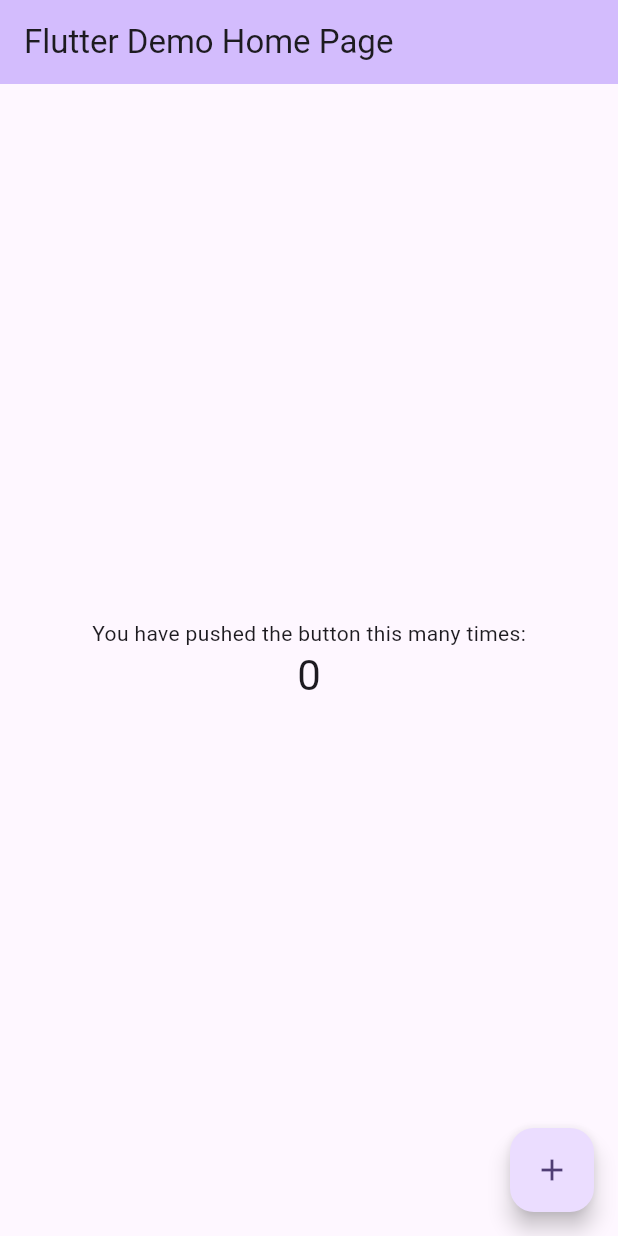
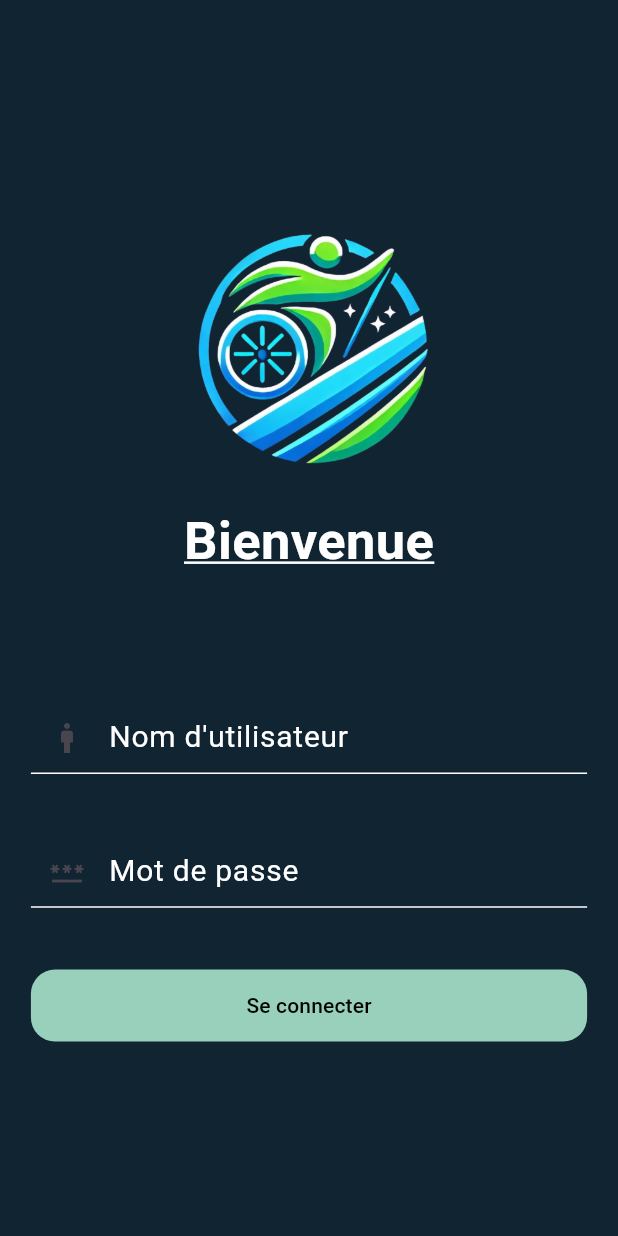
Before and after one commit to Team-SAE5A01/MOBILE_ClientPMR, a Flutter app: the screen it shows after launch, on a phone screen of 412 x 824 dp. Run offline on Flutter 3.47's test engine with Material 3 defaults, Android fonts, the phone set to English and light mode, and no system bars.

Commit message:
Page PMR login
FAIT :
- Développement de la page login sous forme de fonction
- Stylisation de la page : Dart + image
A FAIRE :
- Créer un chargement pour le lancement d'application : main.dart

```diff
--- /dev/null
+++ b/lib/Login/Login_PMR.dart
@@ -0,0 +1,136 @@
+import 'package:flutter/material.dart';
+import '../Page_Test/Page_principal_test.dart';
+class LoginPMR extends StatelessWidget {
+  const LoginPMR({Key? key}) : super(key: key);
+
+  @override
+  Widget build(BuildContext context) {
+    return Scaffold(
+      resizeToAvoidBottomInset: false,
+      backgroundColor: const Color.fromRGBO(16, 36, 50, 1),
+      body: Column(
+        mainAxisAlignment: MainAxisAlignment.center,
+        crossAxisAlignment: CrossAxisAlignment.center,
+        children: [
+          // Logo
+          SizedBox(
+            width: MediaQuery.of(context).size.width * 0.5,
+            height: MediaQuery.of(context).size.width * 0.5,
+            child: Image.asset(
+              'Assets/Images/Logo/Logo_PMR.png',
+              fit: BoxFit.cover,
+            ),
+          ),
+          // Texte de bienvenue
+          const Text(
+            'Bienvenue',
+            style: TextStyle(
+              fontSize: 35,
+              color: Color.fromARGB(255, 255, 255, 255),
+              fontWeight: FontWeight.bold,
+              decoration: TextDecoration.underline,
+              decorationColor: Colors.white,
+            ),
+          ),
+          // Formulaire
+          Form(
+            child: Column(
+              children: [
+                // Champ de saisie pour le nom d'utilisateur
+                SizedBox(height: MediaQuery.of(context).size.width * 0.2),
+                Padding(
+                  padding: EdgeInsets.symmetric(
+                      horizontal: MediaQuery.of(context).size.width * 0.05),
+                  child: TextFormField(
+                    keyboardType: TextInputType.name,
+                    style: const TextStyle(
+                      color: Colors.white,
+                    ),
+                    decoration: const InputDecoration(
+                      hintText: "Nom d'utilisateur",
+                      hintStyle: TextStyle(fontSize: 20, color: Colors.white),
+                      enabledBorder: UnderlineInputBorder(
+                        borderSide: BorderSide(color: Colors.white),
+                      ),
+                      focusedBorder: UnderlineInputBorder(
+                        borderSide: BorderSide(color: Colors.white, width: 1),
+                      ),
+                      prefixIcon: Icon(Icons.man),
+                    ),
+                    onChanged: (String value) {
+                      // Action lors de la saisie
+                    },
+                    validator: (value) {
+                      return value!.isEmpty
+                          ? "Entrez votre nom d'utilisateur"
+                          : null;
+                    },
+                  ),
+                ),
+                SizedBox(height: MediaQuery.of(context).size.width * 0.1),
+
+                // Champ de saisie pour le mot de passe
+                Padding(
+                  padding: EdgeInsets.symmetric(
+                      horizontal: MediaQuery.of(context).size.width * 0.05),
+                  child: TextFormField(
+                    style: const TextStyle(
+                      color: Colors.white,
+                    ),
+                    keyboardType: TextInputType.visiblePassword,
+                    decoration: const InputDecoration(
+                      hintText: "Mot de passe",
+                      hintStyle: TextStyle(fontSize: 20, color: Colors.white),
+                      enabledBorder: UnderlineInputBorder(
+                        borderSide: BorderSide(color: Colors.white),
+                      ),
+                      focusedBorder: UnderlineInputBorder(
+                        borderSide: BorderSide(color: Colors.white, width: 1),
+                      ),
+                      prefixIcon: Icon(Icons.password),
+                    ),
+                    onChanged: (String value) {
+                      // Action lors de la saisie
+                    },
+                    validator: (value) {
+                      return value!.isEmpty
+                          ? "Entrez votre mot de passe"
+                          : null;
+                    },
+                  ),
+                ),
+                SizedBox(height: MediaQuery.of(context).size.width * 0.1),
+
+                // Bouton 'se connecter'
+                Padding(
+                  padding: EdgeInsets.symmetric(
+                      horizontal: MediaQuery.of(context).size.width * 0.05),
+                  child: DecoratedBox(
+                    decoration: BoxDecoration(
+                      shape: BoxShape.rectangle,
+                      color: const Color.fromRGBO(186, 251, 223, 0.8),
+                      borderRadius: BorderRadius.circular(16),
+                    ),
+                    child: MaterialButton(
+                      minWidth: double.infinity,
+                      onPressed: () {
+
+                        Navigator.push(
+                          context,
+                          MaterialPageRoute(
+                            builder: (context) => Main_Page()));
+
+                      },
+                      child: const Text('Se connecter'),
+                      textColor: Colors.black,
+                    ),
+                  ),
+                ),
+              ],
+            ),
+          ),
+        ],
+      ),
+    );
+  }
+}
--- /dev/null
+++ b/lib/Page_Test/Page_principal_test.dart
@@ -0,0 +1,16 @@
+import 'package:flutter/material.dart';
+
+class Main_Page extends StatelessWidget {
+
+  const Main_Page({super.key});
+
+  @override
+  Widget build(BuildContext context) {
+    return Scaffold(
+      appBar: AppBar(title: Text('Next Page'),),
+      body: Center(
+        child: Text('GeeksForGeeks'),
+      ),
+    );
+  }
+}
--- a/lib/main.dart
+++ b/lib/main.dart
@@ -1,125 +1,18 @@
 import 'package:flutter/material.dart';
+import 'Login/Login_PMR.dart';
 
 void main() {
   runApp(const MyApp());
 }
 
+// Classe principale de l'application
 class MyApp extends StatelessWidget {
-  const MyApp({super.key});
+  const MyApp({Key? key}) : super(key: key);
 
-  // This widget is the root of your application.
   @override
   Widget build(BuildContext context) {
     return MaterialApp(
-      title: 'Flutter Demo',
-      theme: ThemeData(
-        // This is the theme of your application.
-        //
-        // TRY THIS: Try running your application with "flutter run". You'll see
-        // the application has a purple toolbar. Then, without quitting the app,
-        // try changing the seedColor in the colorScheme below to Colors.green
-        // and then invoke "hot reload" (save your changes or press the "hot
-        // reload" button in a Flutter-supported IDE, or press "r" if you used
-        // the command line to start the app).
-        //
-        // Notice that the counter didn't reset back to zero; the application
-        // state is not lost during the reload. To reset the state, use hot
-        // restart instead.
-        //
-        // This works for code too, not just values: Most code changes can be
-        // tested with just a hot reload.
-        colorScheme: ColorScheme.fromSeed(seedColor: Colors.deepPurple),
-        useMaterial3: true,
-      ),
-      home: const MyHomePage(title: 'Flutter Demo Home Page'),
+      home:  LoginPMR(), // Utilisation du widget LoginPMR
     );
   }
 }
-
-class MyHomePage extends StatefulWidget {
-  const MyHomePage({super.key, required this.title});
-
-  // This widget is the home page of your application. It is stateful, meaning
-  // that it has a State object (defined below) that contains fields that affect
-  // how it looks.
-
-  // This class is the configuration for the state. It holds the values (in this
-  // case the title) provided by the parent (in this case the App widget) and
-  // used by the build method of the State. Fields in a Widget subclass are
-  // always marked "final".
-
-  final String title;
-
-  @override
-  State<MyHomePage> createState() => _MyHomePageState();
-}
-
-class _MyHomePageState extends State<MyHomePage> {
-  int _counter = 0;
-
-  void _incrementCounter() {
-    setState(() {
-      // This call to setState tells the Flutter framework that something has
-      // changed in this State, which causes it to rerun the build method below
-      // so that the display can reflect the updated values. If we changed
-      // _counter without calling setState(), then the build method would not be
-      // called again, and so nothing would appear to happen.
-      _counter++;
-    });
-  }
-
-  @override
-  Widget build(BuildContext context) {
-    // This method is rerun every time setState is called, for instance as done
-    // by the _incrementCounter method above.
-    //
-    // The Flutter framework has been optimized to make rerunning build methods
-    // fast, so that you can just rebuild anything that needs updating rather
-    // than having to individually change instances of widgets.
-    return Scaffold(
-      appBar: AppBar(
-        // TRY THIS: Try changing the color here to a specific color (to
-        // Colors.amber, perhaps?) and trigger a hot reload to see the AppBar
-        // change color while the other colors stay the same.
-        backgroundColor: Theme.of(context).colorScheme.inversePrimary,
-        // Here we take the value from the MyHomePage object that was created by
-        // the App.build method, and use it to set our appbar title.
-        title: Text(widget.title),
-      ),
-      body: Center(
-        // Center is a layout widget. It takes a single child and positions it
-        // in the middle of the parent.
-        child: Column(
-          // Column is also a layout widget. It takes a list of children and
-          // arranges them vertically. By default, it sizes itself to fit its
-          // children horizontally, and tries to be as tall as its parent.
-          //
-          // Column has various properties to control how it sizes itself and
-          // how it positions its children. Here we use mainAxisAlignment to
-          // center the children vertically; the main axis here is the vertical
-          // axis because Columns are vertical (the cross axis would be
-          // horizontal).
-          //
-          // TRY THIS: Invoke "debug painting" (choose the "Toggle Debug Paint"
-          // action in the IDE, or press "p" in the console), to see the
-          // wireframe for each widget.
-          mainAxisAlignment: MainAxisAlignment.center,
-          children: <Widget>[
-            const Text(
-              'You have pushed the button this many times:',
-            ),
-            Text(
-              '$_counter',
-              style: Theme.of(context).textTheme.headlineMedium,
-            ),
-          ],
-        ),
-      ),
-      floatingActionButton: FloatingActionButton(
-        onPressed: _incrementCounter,
-        tooltip: 'Increment',
-        child: const Icon(Icons.add),
-      ), // This trailing comma makes auto-formatting nicer for build methods.
-    );
-  }
-}
--- a/pubspec.yaml
+++ b/pubspec.yaml
@@ -53,10 +53,13 @@ dev_dependencies:
 # The following section is specific to Flutter packages.
 flutter:
 
+
   # The following line ensures that the Material Icons font is
   # included with your application, so that you can use the icons in
   # the material Icons class.
   uses-material-design: true
+  assets:
+  - Assets/Images/Logo/Logo_PMR.png
 
   # To add assets to your application, add an assets section, like this:
   # assets:
```
Also changed, not shown: Assets/Images/Logo/Logo_PMR.png (added), pubspec.lock.
